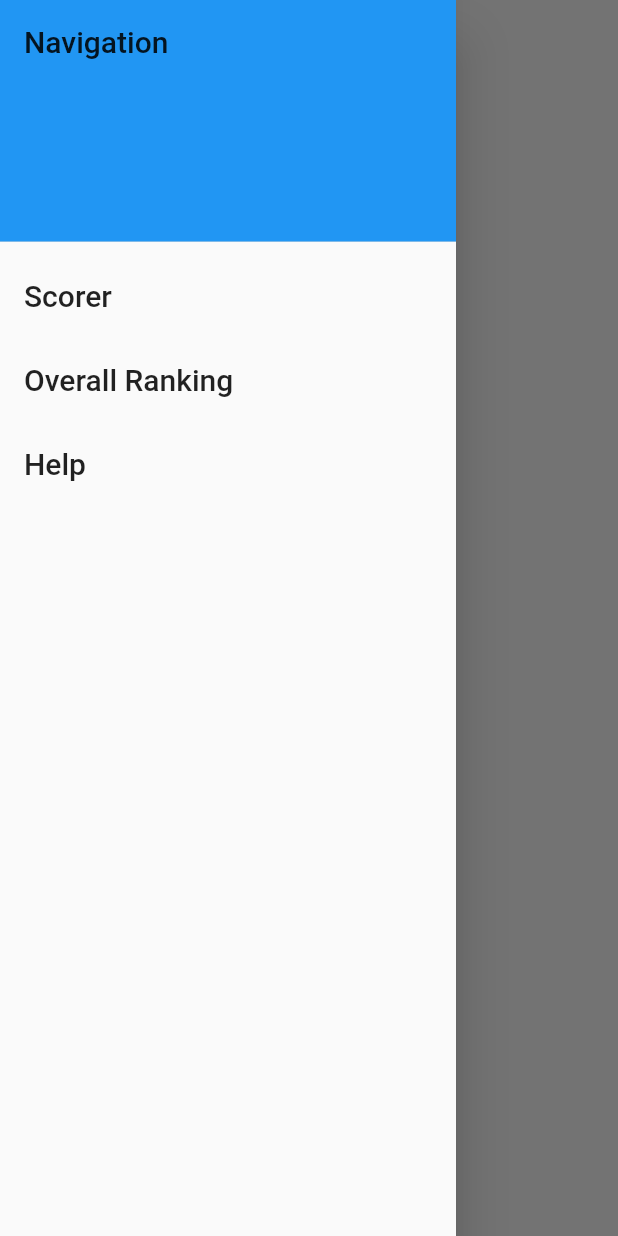
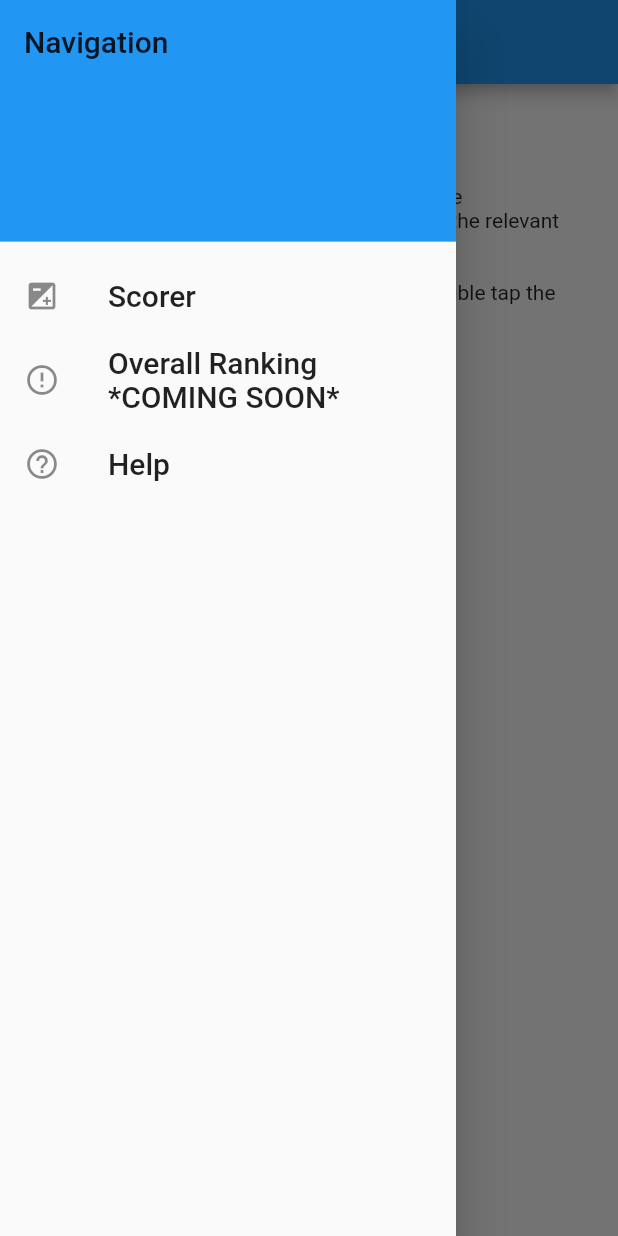
Before and after one commit to LouisWhite15/PingPongScorer, a Flutter app: the HelpPage screen opened directly, with the side drawer open, on a phone screen of 412 x 824 dp. Run offline on Flutter 3.47's test engine with Material 2 defaults, Android fonts, the phone set to English and light mode, and no system bars.

Commit message:
Navigation and help page added

```diff
--- a/lib/drawer.dart
+++ b/lib/drawer.dart
@@ -21,16 +21,17 @@ class CustomDrawer extends StatelessWidget
               ),
             ),
             ListTile(
+              leading: Icon(Icons.exposure),
               title: Text("Scorer",
                 style: Theme.of(context).textTheme.title
-                ),
+              ),
               onTap: () {
                 Navigator.push(context, MaterialPageRoute(builder: (context) => PingPongScorer()));
-                Navigator.pop(context);
               }
             ),
             ListTile(
-              title: Text("Overall Ranking",
+              leading: Icon(Icons.error_outline),
+              title: Text("Overall Ranking *COMING SOON*",
                 style: Theme.of(context).textTheme.title
               ),
               onTap: () {
@@ -39,12 +40,12 @@ class CustomDrawer extends StatelessWidget
               }
             ),
             ListTile(
+              leading: Icon(Icons.help_outline),
               title: Text("Help",
                 style: Theme.of(context).textTheme.title
               ),
               onTap: () {
                 Navigator.push(context, MaterialPageRoute(builder: (context) => HelpPage()));
-                Navigator.pop(context);
               }
             ),
           ],
--- a/lib/help.dart
+++ b/lib/help.dart
@@ -8,8 +8,38 @@ class HelpPage extends StatelessWidget
   {
     return Scaffold
     (
+      appBar: AppBar(
+        title: Text("Help")
+      ),
       drawer: CustomDrawer(),
-      body: Text("Help Page")
+      body: Column(
+        children: <Widget> [
+          Container(
+            padding: EdgeInsets.all(13.0),
+            child: Row(
+              mainAxisAlignment: MainAxisAlignment.center,
+              children: <Widget> [
+                Text("Scorer",
+                  style: Theme.of(context).textTheme.headline
+                ),
+              ]
+            ),
+          ),
+          Container(
+            padding: EdgeInsets.all(13.0),
+            child: Row(
+              mainAxisAlignment: MainAxisAlignment.center,
+              children: <Widget> [
+                Flexible(
+                  child: Text("To add to the score of a team, simply tap on the corresponding side of device to add a point to the relevant team.\n\nTo reduce the score in case of an accident, double tap the space to reduce the score of the relevant team.",
+                    style: Theme.of(context).textTheme.body1,
+                  )
+                )
+              ]
+            )
+          )
+        ],
+      )
     );
   }
 }
```
